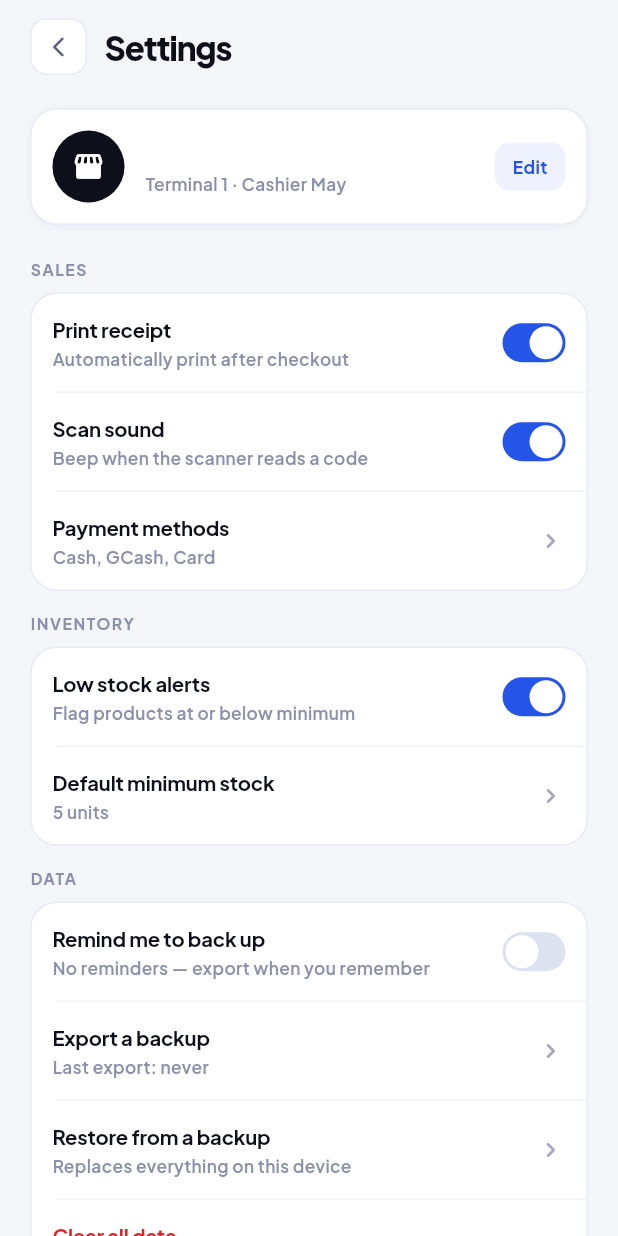
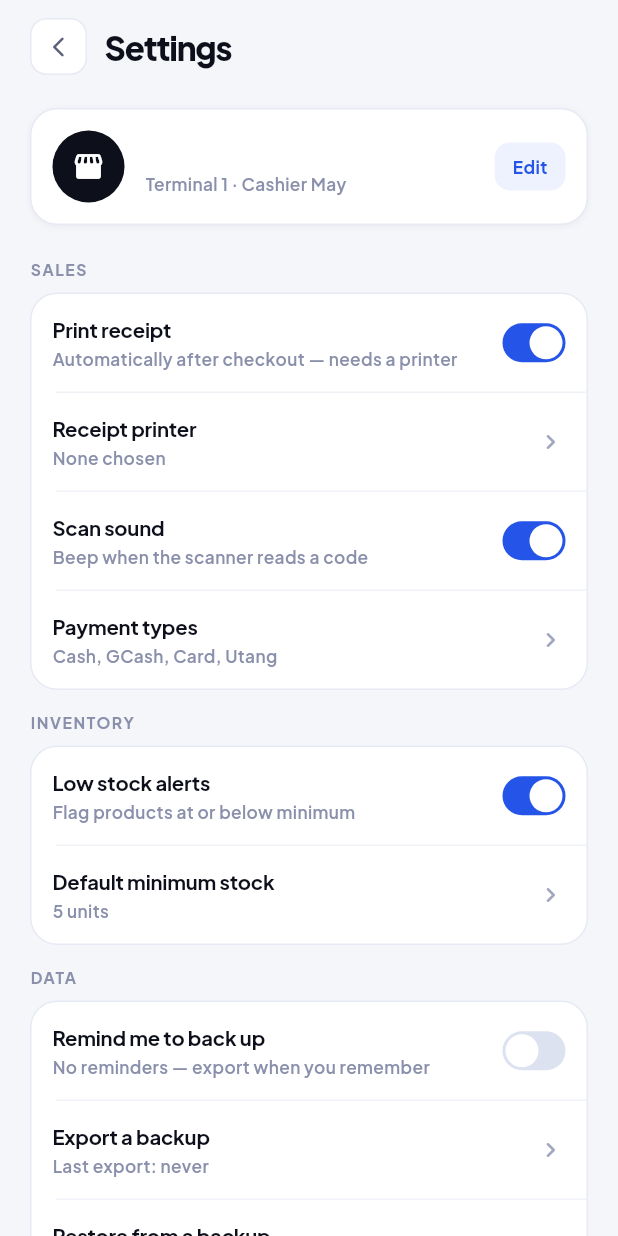
Before and after one commit to JhonDexter22/storev2, a Flutter app: the StoreSettingsScreen screen opened directly, on a phone screen of 412 x 824 dp. Run offline on Flutter 3.47's test engine with Material 3 defaults, Android fonts, the light colour scheme and no system bars; our stand-ins replace file_picker, google_fonts, image_picker, share_plus, shared_preferences, sqflite; missing offline and left inert: mobile_scanner, print_bluetooth_thermal; accounts and stored records are empty.

Commit message:
current store settngs screen

```diff
--- a/lib/screens/store_settings_screen.dart
+++ b/lib/screens/store_settings_screen.dart
@@ -9,6 +9,8 @@ import '../core/design_tokens.dart';
 import '../core/responsive.dart';
 import '../database/database_helper.dart';
 import '../services/export_service.dart';
+import 'payment_types_screen.dart';
+import 'printer_screen.dart';
 import '../services/restore_service.dart';
 import '../services/settings_service.dart';
 import '../widgets/restore_preview_sheet.dart';
@@ -150,11 +152,46 @@ class _StoreSettingsScreenState extends State<StoreSettingsScreen> {
             _overline('Sales'),
             const SizedBox(height: 8),
             _group([
-              _toggleRow('Print receipt', 'Automatically print after checkout',
-                  _settings.printReceipt, _settings.setPrintReceipt),
+              _toggleRow(
+                'Print receipt',
+                // Was a flat "Automatically print after checkout", which was
+                // not true until a printer was chosen. It now says which of
+                // the two it is.
+                _settings.printerAddress == null
+                    ? 'Automatically after checkout — needs a printer'
+                    : 'Automatically after checkout',
+                _settings.printReceipt,
+                (v) async {
+                  await _settings.setPrintReceipt(v);
+                  if (mounted) setState(() {});
+                },
+              ),
+              _navRow(
+                'Receipt printer',
+                _settings.printerAddress == null
+                    ? 'None chosen'
+                    : '${_settings.printerName} · ${_settings.paperWidth.label}',
+                () => Navigator.push(
+                  context,
+                  MaterialPageRoute(builder: (_) => const PrinterScreen()),
+                ).then((_) {
+                  if (mounted) setState(() {});
+                }),
+              ),
               _toggleRow('Scan sound', 'Beep when the scanner reads a code',
                   _settings.scanSound, _settings.setScanSound),
-              _navRow('Payment methods', 'Cash, GCash, Card', () {}),
+              _navRow(
+                'Payment types',
+                // A live summary rather than a fixed string: the old one read
+                // "Cash, GCash, Card" and had never mentioned Utang.
+                _settings.paymentTypes.map((t) => t.name).join(', '),
+                () => Navigator.push(
+                  context,
+                  MaterialPageRoute(builder: (_) => const PaymentTypesScreen()),
+                ).then((_) {
+                  if (mounted) setState(() {});
+                }),
+              ),
             ]),
             const SizedBox(height: AppSpace.gapSection),
             _overline('Inventory'),
@@ -266,17 +303,19 @@ class _StoreSettingsScreenState extends State<StoreSettingsScreen> {
     setState(() => _restoring = true);
     try {
       final files = <String, String>{};
+      final photos = <String, List<int>>{};
       for (final file in picked.files) {
         final bytes = file.bytes;
         if (bytes == null) continue;
         if (file.name.toLowerCase().endsWith('.zip')) {
           files.addAll(RestoreService.readArchive(bytes));
+          photos.addAll(RestoreService.readPhotos(bytes));
         } else {
           files[file.name] = utf8.decode(bytes, allowMalformed: true);
         }
       }
 
-      final preview = await _restore.inspect(files);
+      final preview = await _restore.inspect(files, photos: photos);
       final current = await _restore.currentRowCounts();
       if (!mounted) return;
 
@@ -289,7 +328,7 @@ class _StoreSettingsScreenState extends State<StoreSettingsScreen> {
 
       // Silent safety net, reported afterwards so it is not just invisible.
       final snapshot = await _export.writeTo(await getApplicationDocumentsDirectory());
-      await _restore.restore(files);
+      await _restore.restore(files, photos: photos);
       if (!mounted) return;
 
       setState(() {});
```
